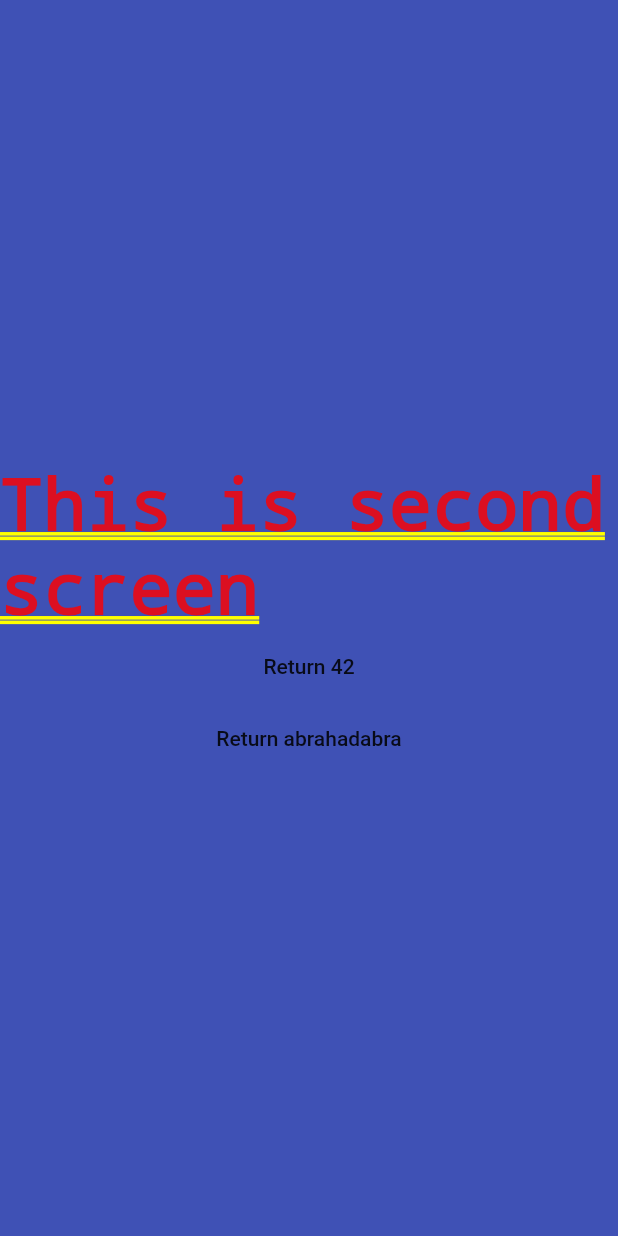
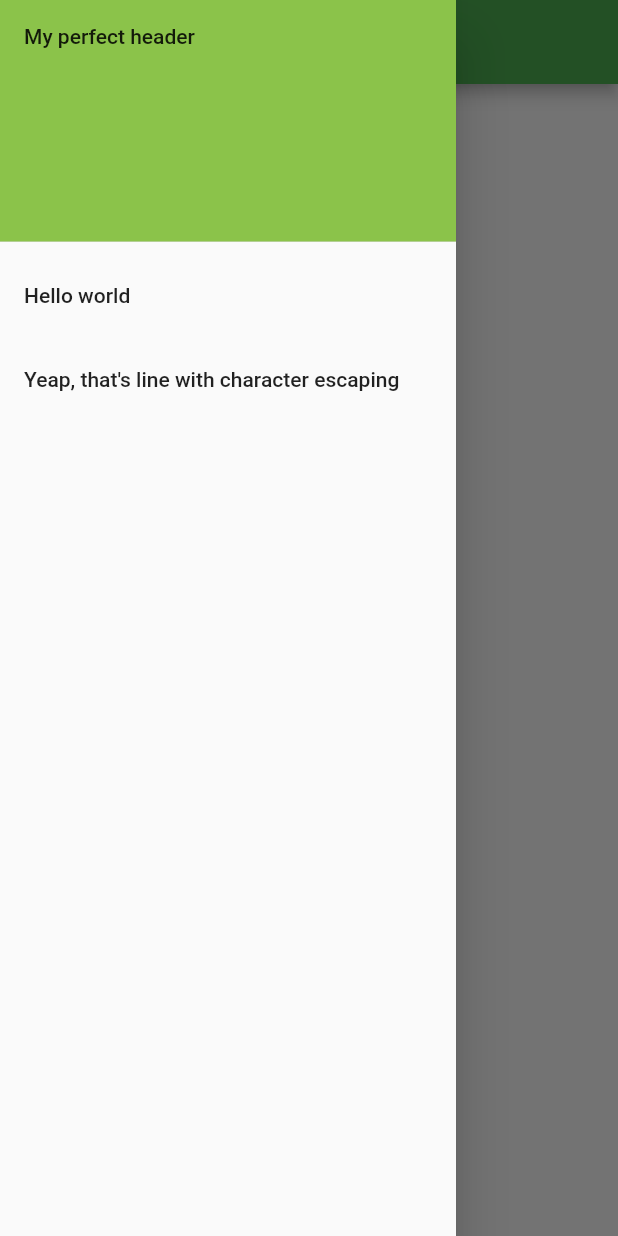
Before and after one commit to NightMan665/flutterlearning, a Flutter app: the SecondScreen screen opened by its route, with the side drawer open (before the commit the screen has no drawer), on a phone screen of 412 x 824 dp. Run offline on Flutter 3.47's test engine with Material 2 defaults, Android fonts, the phone set to English and light mode, and no system bars.

Commit message:
Mod3: Move logic in separate class, re-design second screen

```diff
--- a/lib/screens.dart
+++ b/lib/screens.dart
@@ -23,23 +23,107 @@ class SecondScreen extends StatelessWidget {
 
   @override
   Widget build(BuildContext context) {
-    return Container(
-      color: Colors.indigo,
-      child: Column(
-        mainAxisAlignment: MainAxisAlignment.center,
-        children: <Widget>[
-          Text("This is second screen"),
+    return Scaffold(
+      drawer: Drawer(
+        child: ListView(
+          padding: EdgeInsets.zero,
+          children: <Widget>[
+            DrawerHeader(
+              child: Text('My perfect header'),
+              decoration: BoxDecoration(color: Colors.lightGreen),
+            ),
+            ListTile(
+              title: Text('Hello world'),
+              onTap: () {
+                Navigator.of(context).pushNamed(AppRoutes.home);
+              },
+            ),
+            ListTile(
+              title: Text('Yeap, that\'s line with character escaping'),
+              onTap: () => NavigationHelper.goToSecondScreenAndHandleAnswer(context),
+            )
+          ],
+        ),
+      ),
+      appBar: AppBar(
+        // Here we take the value from the MyHomePage object that was created by
+        // the App.build method, and use it to set our appbar title.
+        title: Text(title),
+      ),
+      body: Center(
+        // Center is a layout widget. It takes a single child and positions it
+        // in the middle of the parent.
+        child: Column(
+          // Column is also a layout widget. It takes a list of children and
+          // arranges them vertically. By default, it sizes itself to fit its
+          // children horizontally, and tries to be as tall as its parent.
+          //
+          // Invoke "debug painting" (press "p" in the console, choose the
+          // "Toggle Debug Paint" action from the Flutter Inspector in Android
+          // Studio, or the "Toggle Debug Paint" command in Visual Studio Code)
+          // to see the wireframe for each widget.
+          //
+          // Column has various properties to control how it sizes itself and
+          // how it positions its children. Here we use mainAxisAlignment to
+          // center the children vertically; the main axis here is the vertical
+          // axis because Columns are vertical (the cross axis would be
+          // horizontal).
+          mainAxisAlignment: MainAxisAlignment.center,
+          children: <Widget>[
+            Text(
+              'Second screen',
+            ),
+            FlatButton(
+              child: Text("Return 42"),
+              onPressed: () => Navigator.pop(context, "42"),
+            ),
+            FlatButton(
+              child: Text("Return abrahadabra"),
+              onPressed: () => Navigator.pop(context, "abrahadabra"),
+            ),
+          ],
+        ),
+      ),
+    );
+  }
+}
+
+class NavigationHelper
+{
+  static Future<bool> showExitDialog(BuildContext context) async => showDialog<bool>(
+      context: context,
+      builder: (context) => AlertDialog(
+        title: Text("Question"),
+        content: Text("Are you sure you want to exit?"),
+        actions: <Widget>[
           FlatButton(
-            child: Text("Return 42"),
-            onPressed: () => Navigator.of(context).pop("42"),
+            onPressed: () => Navigator.pop(context, true),
+            child: Text("Yes"),
           ),
           FlatButton(
-            child: Text("Return abrahadabra"),
-            onPressed: () => Navigator.of(context).pop("abrahadabra"),
+            onPressed: () => Navigator.pop(context, false),
+            child: Text("No"),
           )
         ],
-      ),
-    );
+      ));
+
+  static Future<bool> showInfoDialog(BuildContext context, text) async =>
+      showDialog<bool>(
+          context: context,
+          builder: (context) => AlertDialog(
+            title: Text("Second screen says:"),
+            content: Text("$text"),
+            actions: <Widget>[
+              FlatButton(
+                onPressed: () => Navigator.pop(context, true),
+                child: Text("Ok, got it"),
+              )
+            ],
+          ));
+
+  static Future goToSecondScreenAndHandleAnswer(BuildContext context) async {
+    final answer = await Navigator.of(context).pushNamed(AppRoutes.second);
+    showInfoDialog(context, answer);
   }
 }
 
@@ -75,42 +159,6 @@ class _MyHomePageState extends State<MyHomePage> {
     });
   }
 
-  Future<bool> showExitDialog(BuildContext context) async => showDialog<bool>(
-      context: context,
-      builder: (context) => AlertDialog(
-            title: Text("Question"),
-            content: Text("Are you sure you want to exit?"),
-            actions: <Widget>[
-              FlatButton(
-                onPressed: () => Navigator.of(context).pop(true),
-                child: Text("Yes"),
-              ),
-              FlatButton(
-                onPressed: () => Navigator.of(context).pop(false),
-                child: Text("No"),
-              )
-            ],
-          ));
-
-  Future<bool> showInfoDialog(BuildContext context, text) async =>
-      showDialog<bool>(
-          context: context,
-          builder: (context) => AlertDialog(
-                title: Text("Second screen says:"),
-                content: Text("$text"),
-                actions: <Widget>[
-                  FlatButton(
-                    onPressed: () => Navigator.of(context).pop(true),
-                    child: Text("Ok, got it"),
-                  )
-                ],
-              ));
-
-  Future goToSecondScreenAndHandleAnswer(BuildContext context) async {
-    final answer = await Navigator.of(context).pushNamed(AppRoutes.second);
-    showInfoDialog(context, answer);
-  }
-
   @override
   Widget build(BuildContext context) {
     // This method is rerun every time setState is called, for instance as done
@@ -123,7 +171,7 @@ class _MyHomePageState extends State<MyHomePage> {
       onWillPop: () {
         if (Navigator.of(context).canPop())
           return Future.value(true);
-        return showExitDialog(context);
+        return NavigationHelper.showExitDialog(context);
       },
       child: Scaffold(
         drawer: Drawer(
@@ -142,7 +190,7 @@ class _MyHomePageState extends State<MyHomePage> {
               ),
               ListTile(
                 title: Text('Yeap, that\'s line with character escaping'),
-                onTap: () => goToSecondScreenAndHandleAnswer(context),
+                onTap: () => NavigationHelper.goToSecondScreenAndHandleAnswer(context),
               )
             ],
           ),
@@ -181,7 +229,7 @@ class _MyHomePageState extends State<MyHomePage> {
               ),
               Center(
                   child: GestureDetector(
-                    onTap: () => goToSecondScreenAndHandleAnswer(context),
+                    onTap: () => NavigationHelper.goToSecondScreenAndHandleAnswer(context),
                     child: Container(
                         padding: EdgeInsets.only(
                             bottom: 10, right: 10, left: 10, top: 10),
@@ -210,6 +258,14 @@ class _MyHomePageState extends State<MyHomePage> {
                       Text('Text 1'),
                       Text('Text 2'),
                     ],
+                  ),
+                ],
+              ),
+              Column(
+                children: <Widget>[
+                  RaisedButton(
+                    onPressed: () => Navigator.pop(context),
+                    child: Icon(Icons.arrow_back_ios),
                   )
                 ],
               )
```
